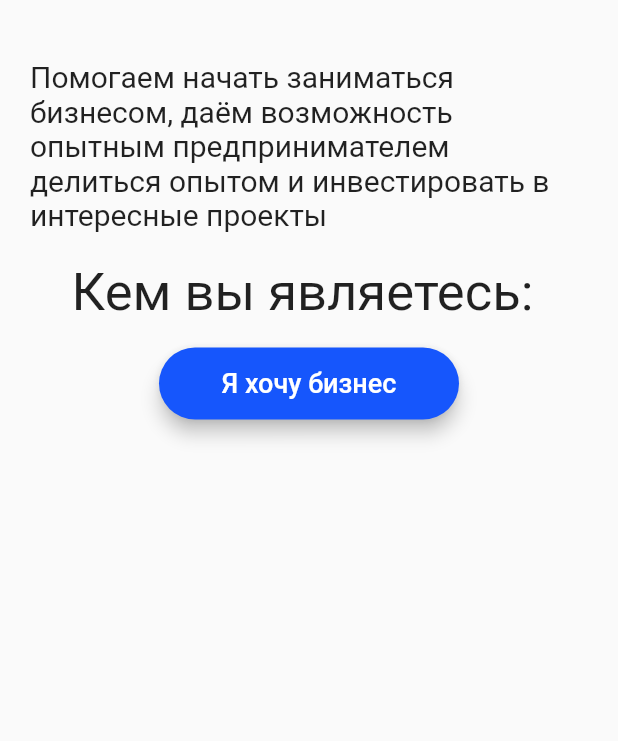
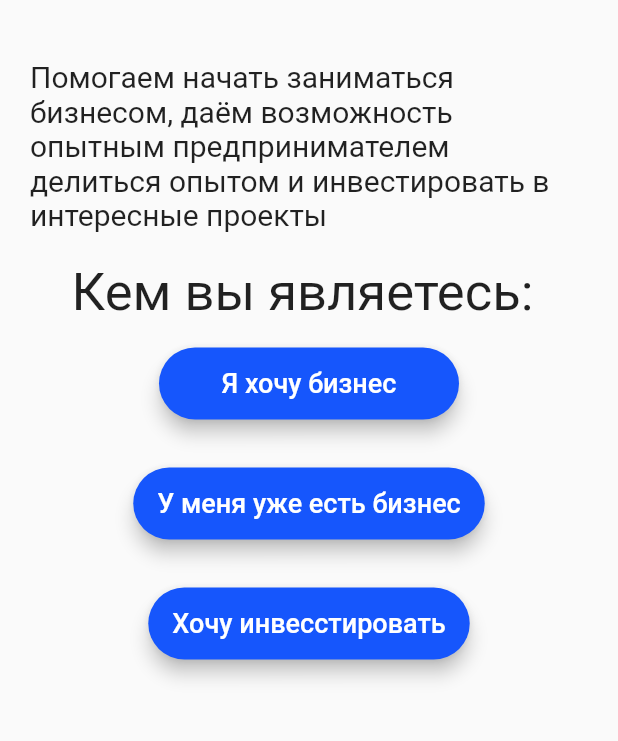
Before and after one commit to MaximRyabovol/probuisness_front, a Flutter app: the screen it shows after launch, on a phone screen of 412 x 824 dp, the part 119-860 px from its top. Run offline on Flutter 3.47's test engine with Material 2 defaults, Android fonts, the phone set to English and light mode, and no system bars; missing offline and left inert: flutter_web.

Commit message:
first_screen_complited

```diff
--- a/lib/screens/first_screen.dart
+++ b/lib/screens/first_screen.dart
@@ -38,7 +38,15 @@ class _FirstScreenState extends State<FirstScreen> {
                 ),
               ),
               Text('Кем вы являетесь: ', style: TextStyle(fontSize: 35)),
-              StandardButton(),
+              StandardButton(
+                title: 'Я хочу бизнес',
+              ),
+              StandardButton(
+                title: 'У меня уже есть бизнес',
+              ),
+              StandardButton(
+                title: 'Хочу инвесстировать',
+              )
             ],
           ),
         ),
--- a/lib/widgets/StandardButton.dart
+++ b/lib/widgets/StandardButton.dart
@@ -1,9 +1,9 @@
 import 'package:flutter_web/material.dart';
 
 class StandardButton extends StatelessWidget {
-  const StandardButton({
-    Key key,
-  }) : super(key: key);
+  final String title;
+
+  StandardButton({this.title});
 
   @override
   Widget build(BuildContext context) {
@@ -18,7 +18,7 @@ class StandardButton extends StatelessWidget {
           minWidth: 200.0,
           height: 42.0,
           child: Text(
-            'Я хочу бизнес',
+            '$title',
             style: TextStyle(
               color: Colors.white,
               fontSize: 18.0,
```
